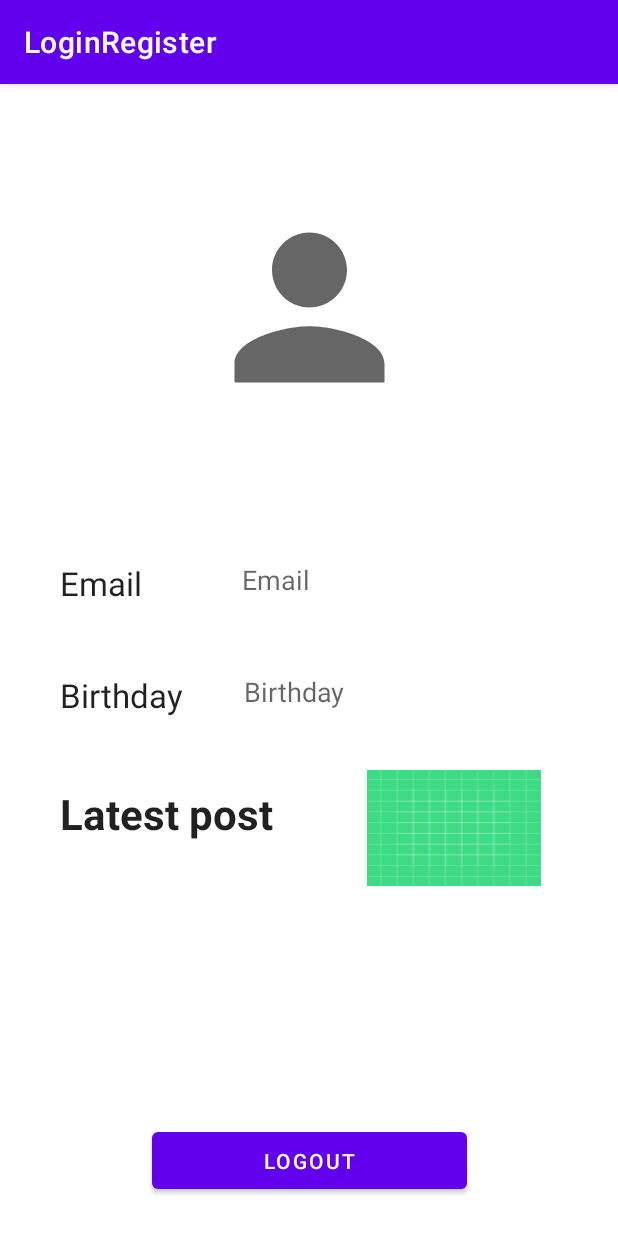
After one commit to xWolf56/GeoPost, an Android app: the UserProfile screen opened directly, with no data from a screen before it, on a phone screen of 412 x 824 dp. The commit adds this screen. Shown: the top 1233 px of the screen. Run offline under Robolectric (Android 15) with nearby library versions, the phone set to English and light mode, and no system bars.

Commit message:
Added a new activity to replace activity_main (IP)

```diff
--- a/app/src/main/AndroidManifest.xml
+++ b/app/src/main/AndroidManifest.xml
@@ -16,6 +16,9 @@
         android:supportsRtl="true"
         android:theme="@style/Theme.LoginRegister"
         android:usesCleartextTraffic="true">
+        <activity
+            android:name=".UserProfile"
+            android:exported="false" />
         <activity
             android:name=".ProfileInterface"
             android:exported="false" />
--- a/app/src/main/java/com/example/loginregister/Login.java
+++ b/app/src/main/java/com/example/loginregister/Login.java
@@ -2,10 +2,15 @@ package com.example.loginregister;
 
 import androidx.appcompat.app.AppCompatActivity;
 
+import android.content.Context;
 import android.content.Intent;
+import android.graphics.Rect;
 import android.os.Bundle;
 import android.text.TextUtils;
+import android.view.MotionEvent;
 import android.view.View;
+import android.view.inputmethod.InputMethodManager;
+import android.widget.EditText;
 import android.widget.ProgressBar;
 import android.widget.Toast;
 
@@ -34,7 +39,7 @@ public class Login extends AppCompatActivity {
 
         if (SharedPrefManager.getInstance(this).isLoggedIn()) {
             finish();
-            startActivity(new Intent(this, MainActivity.class));
+            startActivity(new Intent(this, ProfileInterface.class));
         }
 
         textInputEditTextEmail = findViewById(R.id.email);
@@ -55,6 +60,23 @@ public class Login extends AppCompatActivity {
                 startActivity(new Intent(getApplicationContext(), SignUp.class));
             }
         });
+    }
+
+    @Override
+    public boolean dispatchTouchEvent(MotionEvent event) {
+        if (event.getAction() == MotionEvent.ACTION_DOWN) {
+            View v = getCurrentFocus();
+            if ( v instanceof EditText) {
+                Rect outRect = new Rect();
+                v.getGlobalVisibleRect(outRect);
+                if (!outRect.contains((int)event.getRawX(), (int)event.getRawY())) {
+                    v.clearFocus();
+                    InputMethodManager imm = (InputMethodManager) getSystemService(Context.INPUT_METHOD_SERVICE);
+                    imm.hideSoftInputFromWindow(v.getWindowToken(), 0);
+                }
+            }
+        }
+        return super.dispatchTouchEvent( event );
     }
 
     private void userLogin() {
--- /dev/null
+++ b/app/src/main/java/com/example/loginregister/UserProfile.java
@@ -0,0 +1,14 @@
+package com.example.loginregister;
+
+import androidx.appcompat.app.AppCompatActivity;
+
+import android.os.Bundle;
+
+public class UserProfile extends AppCompatActivity {
+
+    @Override
+    protected void onCreate(Bundle savedInstanceState) {
+        super.onCreate(savedInstanceState);
+        setContentView(R.layout.activity_user_profile);
+    }
+}
--- a/app/src/main/res/layout/activity_main.xml
+++ b/app/src/main/res/layout/activity_main.xml
@@ -37,10 +37,6 @@
             <TableRow
                 android:layout_width="match_parent"
                 android:layout_height="match_parent">
-
-                <Space
-                    android:layout_width="wrap_content"
-                    android:layout_height="150dp" />
 
                 <ImageView
                     android:id="@+id/profilePictureImageView"
--- /dev/null
+++ b/app/src/main/res/layout/activity_user_profile.xml
@@ -0,0 +1,152 @@
+<?xml version="1.0" encoding="utf-8"?>
+
+<androidx.constraintlayout.widget.ConstraintLayout xmlns:android="http://schemas.android.com/apk/res/android"
+    xmlns:app="http://schemas.android.com/apk/res-auto"
+    xmlns:tools="http://schemas.android.com/tools"
+    android:layout_width="match_parent"
+    android:layout_height="match_parent"
+    tools:context=".UserProfile">
+
+    <TextView
+        android:id="@+id/emailTextView"
+        android:layout_width="wrap_content"
+        android:layout_height="wrap_content"
+        android:layout_marginStart="30dp"
+        android:layout_marginTop="25dp"
+        android:padding="10dp"
+        android:text="@string/email"
+        android:textAppearance="@style/Base.TextAppearance.AppCompat.Large"
+        app:layout_constraintStart_toStartOf="parent"
+        app:layout_constraintTop_toBottomOf="@+id/fullNameTextView" />
+
+    <TextView
+        android:id="@+id/birthdateTextView"
+        android:layout_width="wrap_content"
+        android:layout_height="wrap_content"
+        android:layout_marginStart="30dp"
+        android:layout_marginTop="25dp"
+        android:padding="10dp"
+        android:text="@string/birthday"
+        android:textAppearance="@style/Base.TextAppearance.AppCompat.Large"
+        app:layout_constraintStart_toStartOf="parent"
+        app:layout_constraintTop_toBottomOf="@+id/emailTextView" />
+
+    <TextView
+        android:id="@+id/latestPostTextView"
+        android:layout_width="wrap_content"
+        android:layout_height="wrap_content"
+        android:layout_marginTop="25dp"
+        android:padding="10dp"
+        android:text="@string/latestPost"
+        android:textAppearance="@style/Base.TextAppearance.AppCompat.Large"
+        android:textSize="28sp"
+        android:textStyle="bold"
+        app:layout_constraintEnd_toEndOf="parent"
+        app:layout_constraintHorizontal_bias="0.12"
+        app:layout_constraintStart_toStartOf="parent"
+        app:layout_constraintTop_toBottomOf="@+id/birthdateTextView" />
+
+    <Button
+        android:id="@+id/buttonLogout2"
+        android:layout_width="210dp"
+        android:layout_height="50dp"
+        android:layout_marginBottom="25dp"
+        android:text="@string/logout"
+        app:layout_constraintBottom_toBottomOf="parent"
+        app:layout_constraintEnd_toEndOf="parent"
+        app:layout_constraintStart_toStartOf="parent" />
+
+    <TextView
+        android:id="@+id/userBirthdateTextView"
+        android:layout_width="wrap_content"
+        android:layout_height="wrap_content"
+        android:layout_marginTop="25dp"
+        android:layout_marginEnd="150dp"
+        android:padding="10dp"
+        android:text="@string/birthday"
+        android:textAppearance="@style/Base.TextAppearance.AppCompat.Medium"
+        app:layout_constraintEnd_toEndOf="parent"
+        app:layout_constraintHorizontal_bias="0.477"
+        app:layout_constraintStart_toEndOf="@+id/birthdateTextView"
+        app:layout_constraintTop_toBottomOf="@+id/emailTextView" />
+
+    <TextView
+        android:id="@+id/fullNameTextView"
+        android:layout_width="match_parent"
+        android:layout_height="wrap_content"
+        android:layout_marginTop="15dp"
+        android:textAlignment="center"
+        android:textColor="#000000"
+        android:textSize="32sp"
+        android:textStyle="bold"
+        app:layout_constraintEnd_toEndOf="parent"
+        app:layout_constraintStart_toStartOf="parent"
+        app:layout_constraintTop_toBottomOf="@+id/profileImageView"
+        tools:text="Full Name" />
+
+    <ImageView
+        android:id="@+id/latestPostImageView"
+        android:layout_width="119dp"
+        android:layout_height="77dp"
+        android:layout_marginTop="25dp"
+        android:scaleX="1.5"
+        app:layout_constraintEnd_toEndOf="parent"
+        app:layout_constraintStart_toEndOf="@+id/latestPostTextView"
+        app:layout_constraintTop_toBottomOf="@+id/birthdateTextView"
+        app:srcCompat="@drawable/ic_launcher_background" />
+
+    <ImageView
+        android:id="@+id/profileImageView"
+        android:layout_width="150dp"
+        android:layout_height="150dp"
+        android:layout_marginTop="15dp"
+        app:layout_constraintEnd_toEndOf="parent"
+        app:layout_constraintStart_toStartOf="parent"
+        app:layout_constraintTop_toBottomOf="@+id/WelcomeTextView"
+        app:srcCompat="@drawable/ic_user" />
+
+    <Button
+        android:id="@+id/consultButton"
+        android:layout_width="wrap_content"
+        android:layout_height="wrap_content"
+        android:layout_marginStart="30dp"
+        android:layout_marginTop="25dp"
+        android:background="#00FFFFFF"
+        android:backgroundTint="#00FFFFFF"
+        android:textColor="#0C1E81"
+        android:textSize="12sp"
+        app:layout_constraintStart_toStartOf="parent"
+        app:layout_constraintTop_toBottomOf="@+id/latestPostTextView"
+        tools:text="Consult your posts" />
+
+    <TextView
+        android:id="@+id/userEmailTextView"
+        android:layout_width="wrap_content"
+        android:layout_height="wrap_content"
+        android:layout_marginTop="25dp"
+        android:layout_marginEnd="150dp"
+        android:padding="10dp"
+        android:text="@string/email"
+        android:textAppearance="@style/Base.TextAppearance.AppCompat.Medium"
+        app:layout_constraintEnd_toEndOf="parent"
+        app:layout_constraintHorizontal_bias="0.51"
+        app:layout_constraintStart_toEndOf="@+id/emailTextView"
+        app:layout_constraintTop_toBottomOf="@+id/fullNameTextView" />
+
+    <TextView
+        android:id="@+id/WelcomeTextView"
+        android:layout_width="wrap_content"
+        android:layout_height="wrap_content"
+        android:layout_marginTop="15dp"
+        android:layout_marginBottom="15dp"
+        android:textAlignment="center"
+        android:textColor="#000000"
+        android:textSize="32sp"
+        android:textStyle="bold"
+        app:layout_constraintBottom_toTopOf="@+id/profileImageView"
+        app:layout_constraintEnd_toEndOf="parent"
+        app:layout_constraintStart_toStartOf="parent"
+        app:layout_constraintTop_toTopOf="parent"
+        tools:text="Welcome to profile" />
+
+</androidx.constraintlayout.widget.ConstraintLayout>
--- a/app/src/main/res/values/strings.xml
+++ b/app/src/main/res/values/strings.xml
@@ -12,4 +12,5 @@
     <string name="logout">Logout</string>
     <string name="select_date">Select birthdate</string>
     <string name="birthday">Birthday</string>
+    <string name="latestPost">Latest post</string>
 </resources>
```
